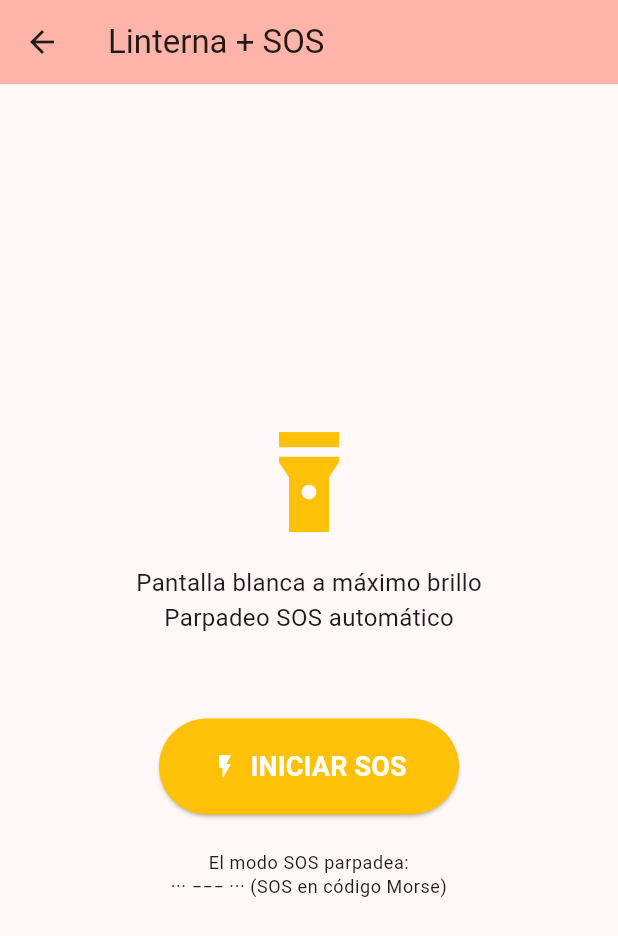
After one commit to juancito8812/sismo-app, a Flutter app: the screen it shows after launch, after a tap on "SOS", on a phone screen of 412 x 824 dp. The commit adds this screen. Shown: the top 936 px of the screen. Run offline on Flutter 3.47's test engine with Material 3 defaults, Android fonts, the phone set to English and light mode, and no system bars; our stand-ins replace csv, flutter_local_notifications, flutter_map, latlong2, shared_preferences, sqflite; missing offline and left inert: workmanager; accounts and stored records are empty; statements that could not run were skipped.

Commit message:
feat: guia seguridad, kit emergencia, contactos VE, linterna SOS + navegacion

```diff
--- a/lib/screens/home.dart
+++ b/lib/screens/home.dart
@@ -1,10 +1,13 @@
 import 'package:flutter/material.dart';
 import '../data/local_db.dart';
 import '../data/earthquake.dart';
-import '../services/background_poller.dart';
 import 'event_detail.dart';
 import 'map_screen.dart';
 import 'settings_screen.dart';
+import 'safety_guide.dart';
+import 'emergency_kit.dart';
+import 'emergency_contacts.dart';
+import 'torch_sos.dart';
 
 class HomeScreen extends StatefulWidget {
   const HomeScreen({super.key});
@@ -16,10 +19,8 @@ class HomeScreen extends StatefulWidget {
 class _HomeScreenState extends State<HomeScreen> {
   late Future<List<Earthquake>> _future;
   int _newCount = 0;
-
-  // Filtros
   double _minMag = 0;
-  int _dateRange = 0; // 0=todo, 1=24h, 2=7d, 3=30d
+  int _dateRange = 0;
   String _source = 'Todas';
 
   @override
@@ -29,16 +30,13 @@ class _HomeScreenState extends State<HomeScreen> {
   }
 
   Future<List<Earthquake>> _load() async {
-    await _initBackground();
     int? sinceMs;
     final now = DateTime.now();
     switch (_dateRange) {
       case 1: sinceMs = now.subtract(const Duration(hours: 24)).millisecondsSinceEpoch;
       case 2: sinceMs = now.subtract(const Duration(days: 7)).millisecondsSinceEpoch;
       case 3: sinceMs = now.subtract(const Duration(days: 30)).millisecondsSinceEpoch;
-      default: sinceMs = null;
     }
-
     final items = await LocalDb.instance.queryFiltered(
       minMagnitude: _minMag > 0 ? _minMag : null,
       sinceEpochMs: sinceMs,
@@ -56,26 +54,21 @@ class _HomeScreenState extends State<HomeScreen> {
     setState(() => _future = Future.value(latest));
   }
 
-  Future<void> _initBackground() async {}
-
   void _openDetail(Earthquake e) {
-    Navigator.push(
-      context,
-      MaterialPageRoute(builder: (_) => EventDetailScreen(event: e)),
-    );
+    Navigator.push(context, MaterialPageRoute(builder: (_) => EventDetailScreen(event: e)));
   }
 
   void _openMap() {
-    Navigator.push(
-      context,
-      MaterialPageRoute(builder: (_) => const MapScreen()),
-    );
+    Navigator.push(context, MaterialPageRoute(builder: (_) => const MapScreen()));
+  }
+
+  void _openPage(Widget page) {
+    Navigator.push(context, MaterialPageRoute(builder: (_) => page));
   }
 
   Future<void> _openSettings() async {
     final result = await Navigator.push<Map<String, dynamic>>(
-      context,
-      MaterialPageRoute(builder: (_) => const SettingsScreen()),
+      context, MaterialPageRoute(builder: (_) => const SettingsScreen()),
     );
     if (result != null) {
       setState(() {
@@ -113,23 +106,14 @@ class _HomeScreenState extends State<HomeScreen> {
                 ),
               ),
             ),
-          IconButton(
-            icon: const Icon(Icons.map),
-            tooltip: 'Mapa',
-            onPressed: _openMap,
-          ),
-          IconButton(
-            icon: const Icon(Icons.settings),
-            tooltip: 'Ajustes',
-            onPressed: _openSettings,
-          ),
+          IconButton(icon: const Icon(Icons.map), tooltip: 'Mapa', onPressed: _openMap),
+          IconButton(icon: const Icon(Icons.settings), tooltip: 'Ajustes', onPressed: _openSettings),
         ],
       ),
       body: Column(
         children: [
-          // Filtros inline
+          _buildPrepBar(theme),
           _buildFilterBar(theme),
-          // Lista de eventos
           Expanded(
             child: FutureBuilder<List<Earthquake>>(
               future: _future,
@@ -138,9 +122,7 @@ class _HomeScreenState extends State<HomeScreen> {
                   return const Center(child: CircularProgressIndicator());
                 }
                 final items = snapshot.data ?? const <Earthquake>[];
-                if (items.isEmpty) {
-                  return const Center(child: Text('Sin eventos registrados'));
-                }
+                if (items.isEmpty) return const Center(child: Text('Sin eventos registrados'));
                 return RefreshIndicator(
                   onRefresh: _refresh,
                   child: ListView.builder(
@@ -151,22 +133,12 @@ class _HomeScreenState extends State<HomeScreen> {
                       return ListTile(
                         leading: CircleAvatar(
                           backgroundColor: Earthquake.magnitudeColor(e.magnitude),
-                          child: Text(
-                            'M${e.magnitude.toStringAsFixed(1)}',
-                            style: const TextStyle(
-                              color: Colors.white,
-                              fontSize: 12,
-                              fontWeight: FontWeight.bold,
-                            ),
-                          ),
+                          child: Text('M${e.magnitude.toStringAsFixed(1)}',
+                              style: const TextStyle(color: Colors.white, fontSize: 12, fontWeight: FontWeight.bold)),
                         ),
                         title: Text(e.place, maxLines: 1, overflow: TextOverflow.ellipsis),
-                        subtitle: Text(
-                          '${_formatTime(e.time)} · ${e.depthKm.toStringAsFixed(1)} km · ${e.source}',
-                        ),
-                        trailing: e.notified == 0
-                            ? const Icon(Icons.fiber_new, color: Colors.red, size: 18)
-                            : null,
+                        subtitle: Text('${_formatTime(e.time)} · ${e.depthKm.toStringAsFixed(1)} km · ${e.source}'),
+                        trailing: e.notified == 0 ? const Icon(Icons.fiber_new, color: Colors.red, size: 18) : null,
                         onTap: () => _openDetail(e),
                       );
                     },
@@ -176,6 +148,41 @@ class _HomeScreenState extends State<HomeScreen> {
             ),
           ),
         ],
+      ),
+    );
+  }
+
+  Widget _buildPrepBar(ThemeData theme) {
+    return Container(
+      padding: const EdgeInsets.symmetric(horizontal: 8, vertical: 6),
+      color: Colors.red.shade50,
+      child: SingleChildScrollView(
+        scrollDirection: Axis.horizontal,
+        child: Row(
+          children: [
+            _prepButton(Icons.healing, 'Guía', () => _openPage(const SafetyGuideScreen())),
+            const SizedBox(width: 8),
+            _prepButton(Icons.emergency, 'Kit', () => _openPage(const EmergencyKitScreen())),
+            const SizedBox(width: 8),
+            _prepButton(Icons.phone, 'Contactos', () => _openPage(const EmergencyContactsScreen())),
+            const SizedBox(width: 8),
+            _prepButton(Icons.flash_on, 'SOS', () => _openPage(const TorchSosScreen())),
+          ],
+        ),
+      ),
+    );
+  }
+
+  Widget _prepButton(IconData icon, String label, VoidCallback onTap) {
+    return TextButton.icon(
+      onPressed: onTap,
+      icon: Icon(icon, size: 18),
+      label: Text(label, style: const TextStyle(fontSize: 12)),
+      style: TextButton.styleFrom(
+        backgroundColor: Colors.white,
+        foregroundColor: Colors.red.shade800,
+        padding: const EdgeInsets.symmetric(horizontal: 10, vertical: 4),
+        shape: RoundedRectangleBorder(borderRadius: BorderRadius.circular(20)),
       ),
     );
   }
@@ -193,14 +200,10 @@ class _HomeScreenState extends State<HomeScreen> {
               _refresh();
             }),
             const SizedBox(width: 6),
-            _filterChip(
-              ['Todo', '24h', '7d', '30d'][_dateRange],
-              _dateRange > 0,
-              () {
-                setState(() => _dateRange = _dateRange > 0 ? 0 : 1);
-                _refresh();
-              },
-            ),
+            _filterChip(['Todo', '24h', '7d', '30d'][_dateRange], _dateRange > 0, () {
+              setState(() => _dateRange = _dateRange > 0 ? 0 : 1);
+              _refresh();
+            }),
             const SizedBox(width: 6),
             _filterChip(_source, _source != 'Todas', () {
               setState(() => _source = _source == 'Todas' ? 'USGS' : 'Todas');
@@ -215,8 +218,7 @@ class _HomeScreenState extends State<HomeScreen> {
   Widget _filterChip(String label, bool active, VoidCallback onTap) {
     return FilterChip(
       label: Text(label, style: const TextStyle(fontSize: 12)),
-      selected: active,
-      onSelected: (_) => onTap(),
+      selected: active, onSelected: (_) => onTap(),
       visualDensity: VisualDensity.compact,
     );
   }
--- /dev/null
+++ b/lib/screens/torch_sos.dart
@@ -0,0 +1,152 @@
+import 'dart:async';
+import 'dart:math';
+import 'package:flutter/material.dart';
+import 'package:flutter/services.dart';
+
+class TorchSosScreen extends StatefulWidget {
+  const TorchSosScreen({super.key});
+
+  @override
+  State<TorchSosScreen> createState() => _TorchSosScreenState();
+}
+
+class _TorchSosScreenState extends State<TorchSosScreen> with WidgetsBindingObserver {
+  bool _isSos = false;
+  bool _isTorch = false;
+  Timer? _sosTimer;
+  int _sosStep = 0;
+  static const _sosPattern = [
+    // S: 3 cortos
+    Duration(milliseconds: 200), Duration(milliseconds: 200),
+    Duration(milliseconds: 200), Duration(milliseconds: 200),
+    Duration(milliseconds: 200), Duration(milliseconds: 200),
+    // O: 3 largos
+    Duration(milliseconds: 200), Duration(milliseconds: 600),
+    Duration(milliseconds: 600), Duration(milliseconds: 200),
+    Duration(milliseconds: 600), Duration(milliseconds: 200),
+    // S: 3 cortos
+    Duration(milliseconds: 200), Duration(milliseconds: 200),
+    Duration(milliseconds: 200), Duration(milliseconds: 200),
+    Duration(milliseconds: 200), Duration(milliseconds: 600),
+  ];
+
+  @override
+  void initState() {
+    super.initState();
+    WidgetsBinding.instance.addObserver(this);
+  }
+
+  @override
+  void dispose() {
+    WidgetsBinding.instance.removeObserver(this);
+    _sosTimer?.cancel();
+    super.dispose();
+  }
+
+  @override
+  void didChangeAppLifecycleState(AppLifecycleState state) {
+    if (state == AppLifecycleState.paused) {
+      _stopSos();
+    }
+  }
+
+  void _toggleSos() {
+    setState(() => _isSos = !_isSos);
+    if (_isSos) {
+      _isTorch = true;
+      _runSosPattern();
+    } else {
+      _sosTimer?.cancel();
+      if (mounted) setState(() => _isTorch = false);
+    }
+  }
+
+  void _runSosPattern() {
+    _sosStep = 0;
+    _sosTimer = Timer.periodic(const Duration(milliseconds: 300), (timer) {
+      if (!mounted || !_isSos) {
+        timer.cancel();
+        return;
+      }
+      if (_sosStep < _sosPattern.length) {
+        final duration = _sosPattern[_sosStep];
+        setState(() => _isTorch = _sosStep.isEven);
+        _sosStep++;
+      } else {
+        _sosStep = 0;
+      }
+    });
+  }
+
+  void _stopSos() {
+    _sosTimer?.cancel();
+    if (mounted) setState(() { _isSos = false; _isTorch = false; });
+  }
+
+  @override
+  Widget build(BuildContext context) {
+    final theme = Theme.of(context);
+    // Brillo máximo en modo SOS
+    SystemChrome.setSystemUIOverlayStyle(SystemUiOverlayStyle(
+      statusBarColor: Colors.transparent,
+      statusBarIconBrightness: _isTorch ? Brightness.dark : Brightness.light,
+    ));
+
+    return Scaffold(
+      backgroundColor: _isTorch ? Colors.white : theme.colorScheme.surface,
+      appBar: _isTorch
+          ? null
+          : AppBar(
+              title: const Text('Linterna + SOS'),
+              backgroundColor: theme.colorScheme.inversePrimary,
+            ),
+      body: Center(
+        child: Column(
+          mainAxisAlignment: MainAxisAlignment.center,
+          children: [
+            if (!_isTorch) ...[
+              const Icon(Icons.flashlight_on, size: 80, color: Colors.amber),
+              const SizedBox(height: 16),
+              const Text('Pantalla blanca a máximo brillo', style: TextStyle(fontSize: 16)),
+              const Text('Parpadeo SOS automático', style: TextStyle(fontSize: 16)),
+              const SizedBox(height: 32),
+            ],
+            if (_isTorch) ...[
+              const Text('S O S', style: TextStyle(fontSize: 72, fontWeight: FontWeight.bold, letterSpacing: 16)),
+              const SizedBox(height: 8),
+              const Text('ENVIANDO SEÑAL', style: TextStyle(fontSize: 20, letterSpacing: 4)),
+              const SizedBox(height: 32),
+              const Icon(Icons.hearing, size: 48),
+            ],
+            const SizedBox(height: 24),
+            SizedBox(
+              width: 200,
+              height: 64,
+              child: ElevatedButton(
+                style: ElevatedButton.styleFrom(
+                  backgroundColor: _isSos ? Colors.red : Colors.amber,
+                  foregroundColor: Colors.white,
+                  shape: RoundedRectangleBorder(borderRadius: BorderRadius.circular(32)),
+                ),
+                onPressed: _toggleSos,
+                child: Row(
+                  mainAxisAlignment: MainAxisAlignment.center,
+                  children: [
+                    Icon(_isSos ? Icons.stop : Icons.flash_on),
+                    const SizedBox(width: 8),
+                    Text(_isSos ? 'DETENER SOS' : 'INICIAR SOS', style: const TextStyle(fontSize: 18, fontWeight: FontWeight.bold)),
+                  ],
+                ),
+              ),
+            ),
+            const SizedBox(height: 24),
+            if (!_isTorch)
+              Text('El modo SOS parpadea:\n··· −−− ··· (SOS en código Morse)',
+                textAlign: TextAlign.center,
+                style: theme.textTheme.bodySmall),
+          ],
+        ),
+      ),
+    );
+  }
+}
--- a/pubspec.yaml
+++ b/pubspec.yaml
@@ -21,6 +21,9 @@ dependencies:
   latlong2: ^0.9.0
   csv: ^5.1.0
   path_provider: ^2.1.0
+  shared_preferences: ^2.2.0
+  url_launcher: ^6.2.0
+  audioplayers: ^6.0.0
 
 dev_dependencies:
   flutter_test:
```
Also changed, not shown: lib/screens/emergency_contacts.dart (added, +84 -0 lines), lib/screens/emergency_kit.dart (added, +149 -0 lines), lib/screens/safety_guide.dart (added, +80 -0 lines), pubspec.lock.
